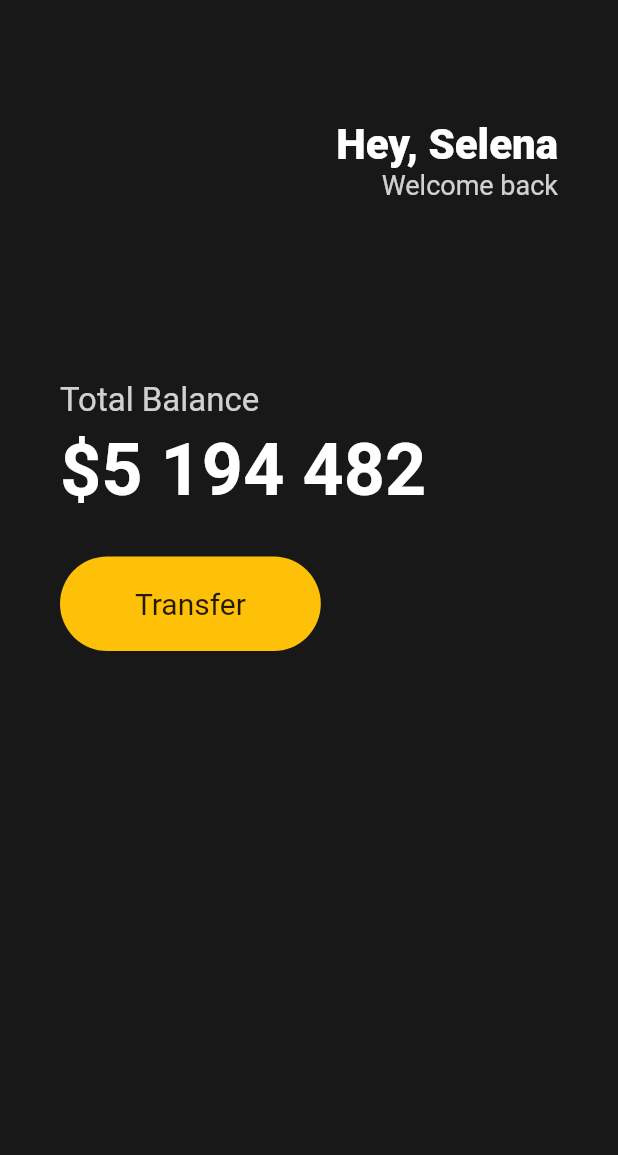
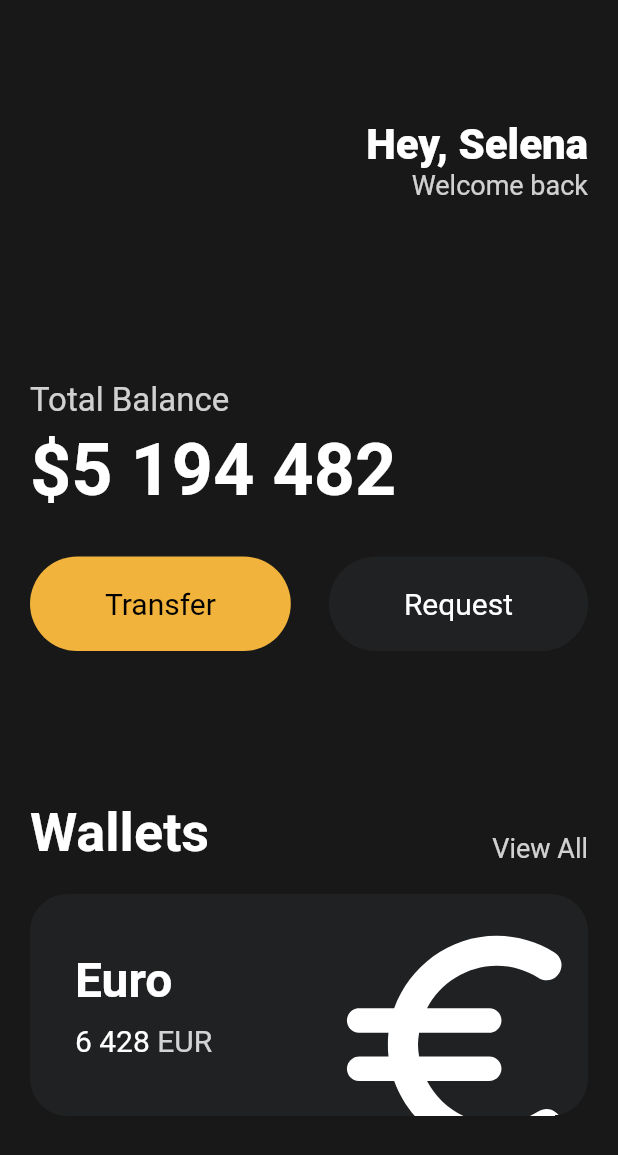
Before and after one commit to Nogal2222/flutPrac, a Flutter app: the screen it shows after launch, on a phone screen of 412 x 824 dp. Shown: the top 1155 px of the screen. Run offline on Flutter 3.47's test engine with Material 2 defaults, Android fonts, the phone set to English and light mode, and no system bars.

Commit message:
feat : flutter 연습

```diff
--- a/flutter_practice/lib/main.dart
+++ b/flutter_practice/lib/main.dart
@@ -1,21 +1,26 @@
 import 'package:flutter/material.dart';
+import 'widgets/button.dart';
 
 void main() {
-  runApp(App());
+  runApp(const App());
 }
 
 class App extends StatelessWidget {
+  const App({super.key});
+
   @override
   Widget build(BuildContext context) {
     return MaterialApp(
       home: Scaffold(
-        backgroundColor: Color(0xFF181818),
+        backgroundColor: const Color(0xFF181818),
         body: Padding(
-          padding: EdgeInsets.symmetric(horizontal: 40),
+          padding: const EdgeInsets.symmetric(
+            horizontal: 20,
+          ),
           child: Column(
             crossAxisAlignment: CrossAxisAlignment.start,
             children: [
-              SizedBox(
+              const SizedBox(
                 height: 80,
               ),
               Row(
@@ -24,7 +29,7 @@
                   Column(
                     crossAxisAlignment: CrossAxisAlignment.end,
                     children: [
-                      Text(
+                      const Text(
                         "Hey, Selena",
                         style: TextStyle(
                           color: Colors.white,
@@ -43,7 +48,7 @@
                   )
                 ],
               ),
-              SizedBox(
+              const SizedBox(
                 height: 120,
               ),
               Text(
@@ -53,10 +58,10 @@
                   color: Colors.white.withOpacity(0.8),
                 ),
               ),
-              SizedBox(
+              const SizedBox(
                 height: 5,
               ),
-              Text(
+              const Text(
                 '\$5 194 482',
                 style: TextStyle(
                   fontSize: 48,
@@ -64,30 +69,114 @@
                   color: Colors.white,
                 ),
               ),
-              SizedBox(
+              const SizedBox(
                 height: 30,
               ),
+              const Row(
+                mainAxisAlignment: MainAxisAlignment.spaceBetween,
+                children: [
+                  Button(
+                    text: 'Transfer',
+                    bgColor: Color(0xfff1b33b),
+                    txtColor: Colors.black,
+                  ),
+                  Button(
+                    text: 'Request',
+                    bgColor: Color(0xff1f2123),
+                    txtColor: Colors.white,
+                  ),
+                ],
+              ),
+              const SizedBox(
+                height: 100,
+              ),
               Row(
+                mainAxisAlignment: MainAxisAlignment.spaceBetween,
+                crossAxisAlignment: CrossAxisAlignment.end,
                 children: [
-                  Container(
-                    decoration: BoxDecoration(
-                        color: Colors.amber,
-                        borderRadius: BorderRadius.circular(45)),
-                    child: Padding(
-                      padding: EdgeInsets.symmetric(
-                        horizontal: 50,
-                        vertical: 20,
+                  const Text(
+                    'Wallets',
+                    style: TextStyle(
+                      color: Colors.white,
+                      fontSize: 36,
+                      fontWeight: FontWeight.w600,
+                    ),
+                  ),
+                  Text(
+                    'View All',
+                    style: TextStyle(
+                      color: Colors.white.withOpacity(0.8),
+                      fontSize: 18,
+                    ),
+                  ),
+                ],
+              ),
+              const SizedBox(
+                height: 20,
+              ),
+              Container(
+                clipBehavior: Clip.hardEdge,
+                decoration: BoxDecoration(
+                  color: const Color(0xff1f2123),
+                  borderRadius: BorderRadius.circular(25),
+                ),
+                child: Padding(
+                  padding: const EdgeInsets.all(30),
+                  child: Row(
+                    mainAxisAlignment: MainAxisAlignment.spaceBetween,
+                    children: [
+                      Column(
+                        crossAxisAlignment: CrossAxisAlignment.start,
+                        children: [
+                          const Text(
+                            'Euro',
+                            style: TextStyle(
+                              color: Colors.white,
+                              fontSize: 32,
+                              fontWeight: FontWeight.w600,
+                            ),
+                          ),
+                          const SizedBox(
+                            height: 10,
+                          ),
+                          Row(
+                            children: [
+                              const Text(
+                                '6 428',
+                                style: TextStyle(
+                                  color: Colors.white,
+                                  fontSize: 20,
+                                ),
+                              ),
+                              const SizedBox(
+                                width: 5,
+                              ),
+                              Text(
+                                'EUR',
+                                style: TextStyle(
+                                  color: Colors.white.withOpacity(0.8),
+                                  fontSize: 20,
+                                ),
+                              ),
+                            ],
+                          ),
+                        ],
                       ),
-                      child: Text(
-                        'Transfer',
-                        style: TextStyle(
-                          fontSize: 20,
+                      Transform.scale(
+                        scale: 2.2,
+                        child: Transform.translate(
+                          offset: const Offset(-5, 12),
+                          child: const Icon(
+                            Icons.euro_rounded,
+                            color: Colors.white,
+                            size: 88,
+                          ),
                         ),
-                      ),
-                    ),
-                  )
-                ],
-              )
+                      )
+                    ],
+                  ),
+                ),
+              ),
             ],
           ),
         ),
--- /dev/null
+++ b/flutter_practice/lib/widgets/button.dart
@@ -0,0 +1,35 @@
+import 'package:flutter/material.dart';
+
+class Button extends StatelessWidget {
+  final String text;
+  final Color bgColor;
+  final Color txtColor;
+
+  const Button({
+    super.key,
+    required this.text,
+    required this.bgColor,
+    required this.txtColor,
+  });
+
+  @override
+  Widget build(BuildContext context) {
+    return Container(
+      decoration: BoxDecoration(
+          color: bgColor, borderRadius: BorderRadius.circular(45)),
+      child: Padding(
+        padding: const EdgeInsets.symmetric(
+          horizontal: 50,
+          vertical: 20,
+        ),
+        child: Text(
+          text,
+          style: TextStyle(
+            fontSize: 20,
+            color: txtColor,
+          ),
+        ),
+      ),
+    );
+  }
+}
--- /dev/null
+++ b/flutter_practice/lib/widgets/currency_card.dart
@@ -0,0 +1 @@
+class
```
